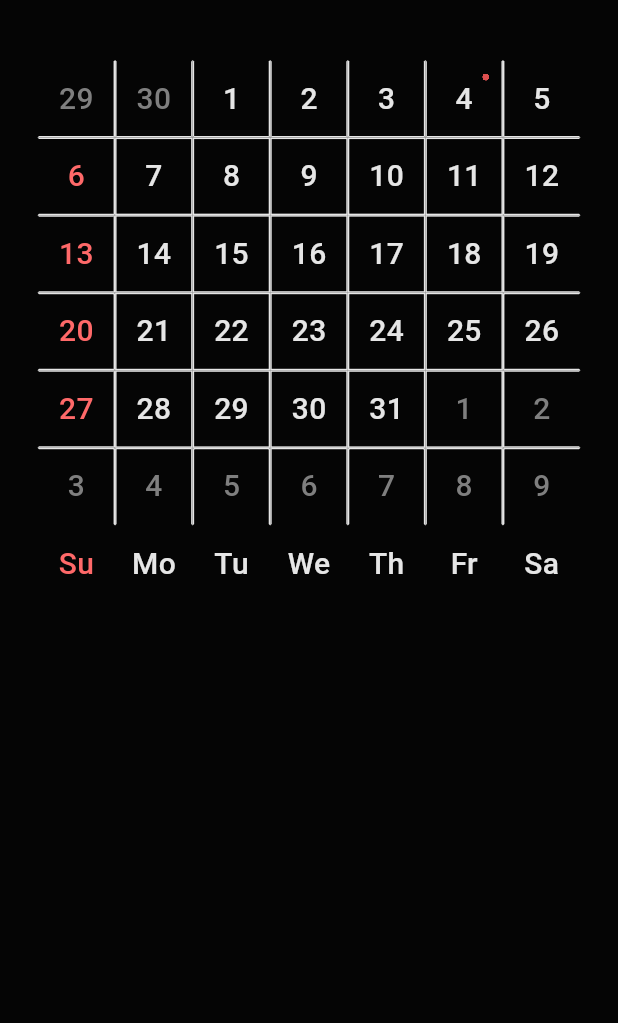
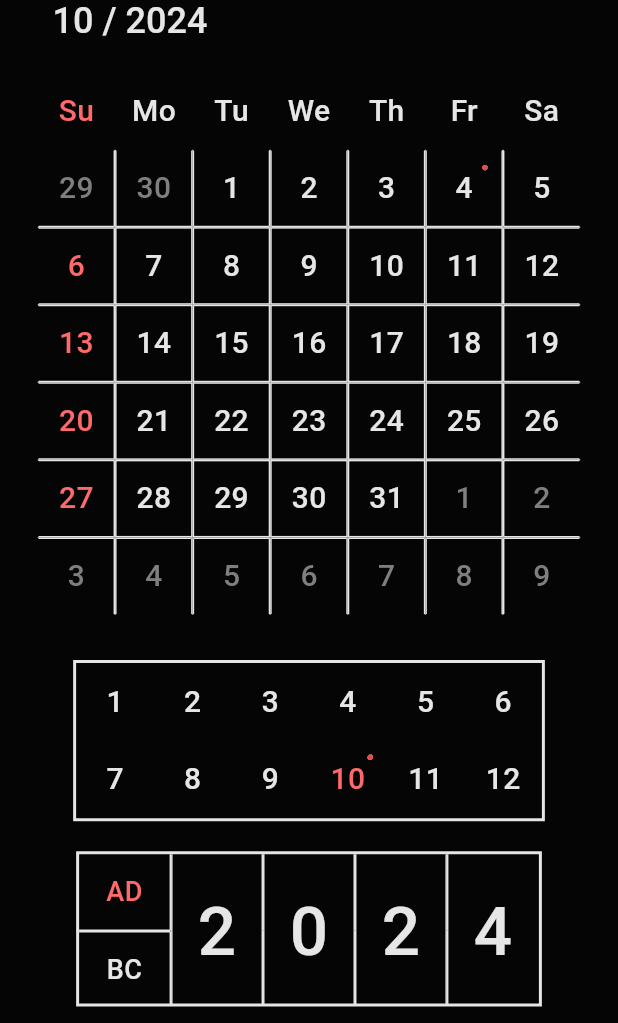
Before and after one commit to Wizhill05/clander, a Flutter app: the screen it shows after launch, after a tap on "...", on a phone screen of 412 x 824 dp, the part 213-1236 px from its top. Run offline on Flutter 3.47's test engine with Material 3 defaults, Android fonts, the phone set to English and light mode, and no system bars; our stand-ins replace google_fonts.

Commit message:
Calander Working Fine

```diff
--- a/lib/Elements/HomePageElements.dart
+++ /dev/null
@@ -1,151 +0,0 @@
-import 'package:clander/Elements/reusable.dart';
-import 'package:flutter/material.dart';
-import 'package:google_fonts/google_fonts.dart';
-
-SizedBox TopBar() {
-  return SizedBox(
-    child: Stack(children: [
-      Align(
-        alignment: Alignment.topLeft,
-        child: Padding(
-          padding: const EdgeInsets.fromLTRB(30, 70, 0, 0),
-          child: Text(
-            "CLANDER",
-            textAlign: TextAlign.right,
-            style: GoogleFonts.instrumentSerif(
-                fontSize: 50,
-                color: Colors.white.withOpacity(0.9),
-                fontWeight: FontWeight.w500),
-          ),
-        ),
-      ),
-      Align(
-          alignment: Alignment.topRight,
-          child: Padding(
-              padding: const EdgeInsets.fromLTRB(0, 70, 30, 0),
-              child: InkWell(
-                onTap: () {},
-                child: Text(
-                  "...",
-                  textAlign: TextAlign.right,
-                  style: GoogleFonts.instrumentSerif(
-                      fontSize: 50,
-                      color: Colors.white.withOpacity(0.9),
-                      fontWeight: FontWeight.w500),
-                ),
-              ))),
-    ]),
-  );
-}
-
-Widget Calender(
-    double sWidth, int startDay, int noDays, int lastMonthDays, int today) {
-  List dList = makeDateTable(startDay, noDays, lastMonthDays);
-  for (int i = 0; i < 6; i++) {
-    debugPrint(
-        "\t${dList[i][0]}\t${dList[i][1]}\t${dList[i][2]}\t${dList[i][3]}\t${dList[i][4]}\t${dList[i][5]}\t${dList[i][6]}");
-  }
-
-  return Padding(
-    padding: EdgeInsets.fromLTRB(25, 40, 25, 0),
-    child: Container(
-      width: sWidth - 50,
-      height: (sWidth - 50),
-      decoration: BoxDecoration(color: Colors.transparent),
-      child: GridView.count(
-        physics: NeverScrollableScrollPhysics(),
-        padding: EdgeInsets.zero,
-        crossAxisCount: 7,
-        children: List.generate(49, (index) {
-          int i = (index / 7).floor();
-          int j = index % 7;
-
-          return Container(
-            decoration: BoxDecoration(
-                color: Colors.transparent, border: dateBorder(i, j)),
-            child: dateObject(dList, i, j, today),
-          );
-        }),
-      ),
-    ),
-  );
-}
-
-Border dateBorder(int i, int j) {
-  double t = 1, b = 1, l = 1, r = 1;
-
-  if (i == 0) {
-    t = 0;
-  } else if (i == 5) {
-    b = 0;
-  }
-
-  if (j == 0) {
-    l = 0;
-  } else if (j == 6) {
-    r = 0;
-  }
-
-  if (i == 6) {
-    t = 0;
-    b = 0;
-    l = 0;
-    r = 0;
-  }
-
-  return Border(
-    top: BorderSide(color: toColor("e6e6e6", opacity: t), width: 1),
-    bottom: BorderSide(color: toColor("e6e6e6", opacity: b), width: 1),
-    left: BorderSide(color: toColor("e6e6e6", opacity: l), width: 1),
-    right: BorderSide(color: toColor("e6e6e6", opacity: r), width: 1),
-  );
-}
-
-Widget dateObject(List dList, int i, int j, int today) {
-  int date = dList[i][j];
-  String dateStr = "${date.abs()}";
-  String dateClr = "e6e6e6";
-  Widget Dot = Container();
-  List dayList = ["Su", "Mo", "Tu", "We", "Th", "Fr", "Sa"];
-
-  if (date < 0) {
-    dateClr = "7f7f7f";
-  }
-
-  if ((j == 0) && (date > 0)) {
-    dateClr = "ff6969";
-  }
-
-  if (date == today) {
-    Dot = Padding(
-      padding: const EdgeInsets.fromLTRB(37, 8, 8, 37),
-      child: Align(
-          alignment: Alignment.topRight,
-          child: Container(
-            decoration: BoxDecoration(
-                gradient: RadialGradient(colors: [
-              toColor("dd5050"),
-              Colors.transparent
-            ], stops: [
-              1,
-              1,
-            ])),
-          )),
-    );
-  }
-
-  if (date > 999) {
-    dateStr = dayList[date - 1000];
-  }
-
-  return Stack(children: [
-    Center(
-      child: Text(
-        dateStr,
-        style: GoogleFonts.instrumentSerif(
-            fontSize: 20, color: toColor(dateClr), fontWeight: FontWeight.w500),
-      ),
-    ),
-    Dot,
-  ]);
-}
--- /dev/null
+++ b/lib/Elements/monoElements.dart
@@ -0,0 +1,361 @@
+import 'package:clander/Elements/reusable.dart';
+import 'package:flutter/material.dart';
+import 'package:google_fonts/google_fonts.dart';
+
+SizedBox TopBar() {
+  return SizedBox(
+    child: Stack(children: [
+      Align(
+        alignment: Alignment.topLeft,
+        child: Padding(
+          padding: const EdgeInsets.fromLTRB(30, 70, 0, 0),
+          child: Text(
+            "CLANDER",
+            textAlign: TextAlign.right,
+            style: GoogleFonts.instrumentSerif(
+                fontSize: 50,
+                color: Colors.white.withOpacity(0.9),
+                fontWeight: FontWeight.w500),
+          ),
+        ),
+      ),
+      Align(
+          alignment: Alignment.topRight,
+          child: Padding(
+              padding: const EdgeInsets.fromLTRB(0, 70, 30, 0),
+              child: InkWell(
+                onTap: () {},
+                child: Text(
+                  "...",
+                  textAlign: TextAlign.right,
+                  style: GoogleFonts.instrumentSerif(
+                      fontSize: 50,
+                      color: Colors.white.withOpacity(0.9),
+                      fontWeight: FontWeight.w500),
+                ),
+              ))),
+    ]),
+  );
+}
+
+Widget Calender(double sWidth, int startDay, int noDays, int lastMonthDays,
+    DateTime today) {
+  List dList = makeDateTable(startDay, noDays, lastMonthDays);
+  for (int i = 0; i < 6; i++) {
+    debugPrint(
+        "\t${dList[i][0]}\t${dList[i][1]}\t${dList[i][2]}\t${dList[i][3]}\t${dList[i][4]}\t${dList[i][5]}\t${dList[i][6]}");
+  }
+  return Padding(
+    padding: EdgeInsets.fromLTRB(25, 0, 25, 0),
+    child: Container(
+      width: sWidth - 50,
+      height: (sWidth - 50) * 6 / 7,
+      decoration: BoxDecoration(color: Colors.transparent),
+      child: GridView.count(
+        physics: NeverScrollableScrollPhysics(),
+        padding: EdgeInsets.zero,
+        crossAxisCount: 7,
+        children: List.generate(42, (index) {
+          int i = (index / 7).floor();
+          int j = index % 7;
+
+          return Container(
+            decoration: BoxDecoration(
+                color: Colors.transparent, border: dateBorder(i, j)),
+            child: dateObject(dList, i, j, today),
+          );
+        }),
+      ),
+    ),
+  );
+}
+
+Border dateBorder(int i, int j) {
+  double t = 1, b = 1, l = 1, r = 1;
+
+  if (i == 0) {
+    t = 0;
+  } else if (i == 5) {
+    b = 0;
+  }
+
+  if (j == 0) {
+    l = 0;
+  } else if (j == 6) {
+    r = 0;
+  }
+
+  if (i == 6) {
+    t = 0;
+    b = 0;
+    l = 0;
+    r = 0;
+  }
+
+  return Border(
+    top: BorderSide(color: toColor("e6e6e6", opacity: t), width: 1),
+    bottom: BorderSide(color: toColor("e6e6e6", opacity: b), width: 1),
+    left: BorderSide(color: toColor("e6e6e6", opacity: l), width: 1),
+    right: BorderSide(color: toColor("e6e6e6", opacity: r), width: 1),
+  );
+}
+
+Widget dateObject(List dList, int i, int j, DateTime today) {
+  int date = dList[i][j];
+  String dateStr = "${date.abs()}";
+  String dateClr = "e6e6e6";
+  Widget Dot = Container();
+
+  if (date < 0) {
+    dateClr = "7f7f7f";
+  }
+
+  if ((j == 0) && (date > 0)) {
+    dateClr = "ff6969";
+  }
+
+  if ((date == today.day) &&
+      (today.month == DateTime.now().month) &&
+      (today.year == DateTime.now().year)) {
+    Dot = createDot();
+  }
+
+  return Stack(children: [
+    Center(
+      child: Text(
+        dateStr,
+        style: GoogleFonts.instrumentSerif(
+            fontSize: 20, color: toColor(dateClr), fontWeight: FontWeight.w500),
+      ),
+    ),
+    Dot,
+  ]);
+}
+
+Widget monthChoose(double sWidth, DateTime today, Function update) {
+  return Padding(
+      padding: EdgeInsets.fromLTRB(
+          25 + sWidth / 16 - 2, 30, 25 + sWidth / 16 - 2, 0),
+      child: Container(
+          width: (sWidth - 50 - sWidth / 8) + 4,
+          height: ((sWidth - 50 - sWidth / 8) * 2 / 6) + 4,
+          decoration: BoxDecoration(
+              color: Colors.transparent,
+              border: Border(
+                top: BorderSide(color: toColor("e6e6e6"), width: 2),
+                bottom: BorderSide(color: toColor("e6e6e6"), width: 2),
+                left: BorderSide(color: toColor("e6e6e6"), width: 2),
+                right: BorderSide(color: toColor("e6e6e6"), width: 2),
+              )),
+          child: GridView.count(
+              physics: NeverScrollableScrollPhysics(),
+              padding: EdgeInsets.zero,
+              crossAxisCount: 6,
+              children: List.generate(12, (index) {
+                Widget Dot = Container();
+                Color textColor = toColor("e6e6e6");
+                if ((index == DateTime.now().month - 1) &&
+                    (today.year == DateTime.now().year)) {
+                  Dot = createDot();
+                }
+                if ((index == today.month - 1)) {
+                  textColor = toColor("ff6969");
+                }
+
+                return Stack(children: [
+                  InkWell(
+                    onTap: () {
+                      update(index);
+                    },
+                    child: Container(
+                      child: Center(
+                        child: Text(
+                          "${index + 1}",
+                          style: GoogleFonts.instrumentSerif(
+                              fontSize: 20,
+                              color: textColor,
+                              fontWeight: FontWeight.w500),
+                        ),
+                      ),
+                    ),
+                  ),
+                  Dot
+                ]);
+              }))));
+}
+
+Widget dayRow(double sWidth) {
+  List days = ["Su", "Mo", "Tu", "We", "Th", "Fr", "Sa"];
+  List dateClr = [
+    "ff6969",
+    "e6e6e6",
+    "e6e6e6",
+    "e6e6e6",
+    "e6e6e6",
+    "e6e6e6",
+    "e6e6e6"
+  ];
+  return Padding(
+      padding: EdgeInsets.fromLTRB(25, 10, 25, 0),
+      child: Container(
+          width: sWidth - 50,
+          height: (sWidth - 50) / 7,
+          decoration: BoxDecoration(color: Colors.transparent),
+          child: GridView.count(
+              physics: NeverScrollableScrollPhysics(),
+              padding: EdgeInsets.zero,
+              crossAxisCount: 7,
+              children: List.generate(7, (index) {
+                return Center(
+                  child: Text(
+                    days[index],
+                    style: GoogleFonts.instrumentSerif(
+                        fontSize: 20,
+                        color: toColor(dateClr[index]),
+                        fontWeight: FontWeight.w500),
+                  ),
+                );
+              }))));
+}
+
+Widget createDot() {
+  return Padding(
+    padding: const EdgeInsets.fromLTRB(0, 9, 9, 0),
+    child: Align(
+        alignment: Alignment.topRight,
+        child: Container(
+          width: 4,
+          height: 4,
+          decoration: BoxDecoration(
+              gradient: RadialGradient(colors: [
+            toColor("dd5050"),
+            Colors.transparent
+          ], stops: const [
+            1,
+            1,
+          ])),
+        )),
+  );
+}
+
+Widget yearChoose(double sWidth, DateTime today, Function update) {
+  List adbc = [
+    "AD",
+    '',
+    '',
+    '',
+    '',
+    'BC',
+    '',
+    '',
+    '',
+    '',
+  ];
+
+  return Padding(
+      padding: EdgeInsets.fromLTRB(
+          25 + sWidth / 16 - 2, 20, 25 + sWidth / 16 - 2, 0),
+      child: Container(
+          decoration: BoxDecoration(
+              color: Colors.transparent,
+              border: Border(
+                top: BorderSide(color: toColor("e6e6e6"), width: 2),
+                bottom: BorderSide(color: toColor("e6e6e6"), width: 2),
+                left: BorderSide(color: toColor("e6e6e6"), width: 2),
+                right: BorderSide(color: toColor("e6e6e6"), width: 2),
+              )),
+          width: (sWidth - 50 - sWidth / 8),
+          height: ((sWidth - 50 - sWidth / 8) * 2 / 6),
+          child: Stack(
+            children: [
+              GridView.count(
+                  physics: NeverScrollableScrollPhysics(),
+                  padding: EdgeInsets.zero,
+                  crossAxisCount: 5,
+                  childAspectRatio: 0.5 * 6 / 5,
+                  children: List.generate(5, (index) {
+                    String _year =
+                        (10000 + today.year.abs()).toString().substring(1);
+                    List Year = [
+                      "",
+                      "",
+                      "",
+                      "",
+                      "",
+                    ];
+                    int j = 0;
+                    for (int i = 1; i < 5; i++) {
+                      Year[i] = _year[j];
+                      j++;
+                    }
+                    return Container(
+                        child: Center(
+                      child: Text(
+                        Year[index],
+                        style: GoogleFonts.instrumentSerif(
+                            fontSize: 45,
+                            color: toColor("e6e6e6"),
+                            fontWeight: FontWeight.w500),
+                      ),
+                    ));
+                  })),
+              GridView.count(
+                  physics: NeverScrollableScrollPhysics(),
+                  padding: EdgeInsets.zero,
+                  crossAxisCount: 5,
+                  childAspectRatio: 6 / 5,
+                  children: List.generate(10, (index) {
+                    bool ad = (today.year > 0);
+                    Color textColor = toColor("e6e6e6");
+                    if ((index == 0) && ad) {
+                      textColor = toColor("ff6969");
+                    } else if ((index == 5) && !ad) {
+                      textColor = toColor("ff6969");
+                    }
+
+                    Border _border = Border();
+
+                    if (index == 0) {
+                      _border = Border(
+                        bottom: BorderSide(color: toColor("e6e6e6"), width: 1),
+                        right: BorderSide(color: toColor("e6e6e6"), width: 1),
+                      );
+                    } else if (index == 5) {
+                      _border = Border(
+                        top: BorderSide(color: toColor("e6e6e6"), width: 1),
+                        right: BorderSide(color: toColor("e6e6e6"), width: 1),
+                      );
+                    } else if ([1, 2, 3, 6, 7, 8].contains(index)) {
+                      _border = Border(
+                        right: BorderSide(color: toColor("e6e6e6"), width: 1),
+                        left: BorderSide(color: toColor("e6e6e6"), width: 1),
+                      );
+                    } else if ([4, 9].contains(index)) {
+                      _border = Border(
+                        left: BorderSide(color: toColor("e6e6e6"), width: 1),
+                      );
+                    }
+
+                    return Stack(children: [
+                      InkWell(
+                          onTap: () {
+                            update(index);
+                          },
+                          child: Container(
+                            decoration: BoxDecoration(
+                                color: Colors.transparent, border: _border),
+                            child: Center(
+                              child: Text(
+                                "${adbc[index]}",
+                                style: GoogleFonts.instrumentSerif(
+                                    fontSize: 18,
+                                    color: textColor,
+                                    fontWeight: FontWeight.w500),
+                              ),
+                            ),
+                          )),
+                    ]);
+                  })),
+            ],
+          )));
+}
--- a/lib/Elements/reusable.dart
+++ b/lib/Elements/reusable.dart
@@ -66,11 +66,6 @@ List makeDateTable(int startDay, int noDays, int lastMonthDays) {
       }
     }
   }
-  List a = [
-    [1000, 1001, 1002, 1003, 1004, 1005, 1006]
-  ];
-  dList.addAll(a);
-
   return dList;
 }
 
--- a/lib/Screens/Clander.dart
+++ /dev/null
@@ -1,35 +0,0 @@
-import 'package:clander/Elements/HomePageElements.dart';
-import 'package:clander/Elements/reusable.dart';
-import 'package:flutter/material.dart';
-import 'package:google_fonts/google_fonts.dart';
-
-class Home extends StatelessWidget {
-  const Home({super.key});
-  @override
-  Widget build(BuildContext context) {
-    double sWidth = MediaQuery.of(context).size.width;
-    double sHeight = MediaQuery.of(context).size.height;
-    DateTime _date = new DateTime.now();
-    int lastMonth = _date.month - 1;
-    return Scaffold(
-      body: Container(
-        width: sWidth,
-        height: sHeight,
-        decoration: BoxDecoration(color: Colors.black.withAlpha(250)),
-        child: SingleChildScrollView(
-          child: Column(
-            children: [
-              TopBar(),
-              Calender(
-                  sWidth,
-                  ((_date.weekday % 7) - (_date.day % 7) + 1) % 7,
-                  getDaysInMonth(_date.year, _date.month),
-                  getDaysInMonth(_date.year, _date.month - 1),
-                  _date.day),
-            ],
-          ),
-        ),
-      ),
-    );
-  }
-}
--- /dev/null
+++ b/lib/Screens/Clander_mono.dart
@@ -0,0 +1,174 @@
+import 'package:clander/Elements/monoElements.dart';
+import 'package:clander/Elements/reusable.dart';
+import 'package:flutter/material.dart';
+import 'package:clander/main.dart';
+import 'package:google_fonts/google_fonts.dart';
+
+class Home extends StatefulWidget {
+  const Home({super.key});
+
+  @override
+  _HomeState createState() => _HomeState();
+}
+
+class _HomeState extends State<Home> {
+  late DateTime _setDate;
+
+  @override
+  void initState() {
+    super.initState();
+    _setDate = DateTime.now();
+  }
+
+  void _setMonthMethod(int month) {
+    setState(() {
+      if ((month >= 0) && (month < 12))
+        (_setDate = DateTime(_setDate.year, month + 1, _setDate.day));
+    });
+  }
+
+  void _setYearMethod(int index) {
+    setState(() {
+      if (index == 0) {
+        (_setDate =
+            DateTime(_setDate.year.abs(), _setDate.month, _setDate.day));
+      } else if (index == 5) {
+        (_setDate =
+            DateTime(0 - _setDate.year.abs(), _setDate.month, _setDate.day));
+      } else if ((index == 1) && (_setDate.year.abs() > 1000)) {
+        (_setDate = DateTime(
+            ((_setDate.year) *
+                    (_setDate.year.abs() - 1000) /
+                    (_setDate.year.abs()))
+                .floor(),
+            _setDate.month,
+            _setDate.day));
+      } else if ((index == 6) &&
+          (_setDate.year.abs() < 9000) &&
+          (_setDate.year.abs() != 0)) {
+        (_setDate = DateTime(
+            ((_setDate.year) *
+                    (_setDate.year.abs() + 1000) /
+                    (_setDate.year.abs()))
+                .floor(),
+            _setDate.month,
+            _setDate.day));
+      } else if ((index == 2) && (_setDate.year.abs() > 100)) {
+        (_setDate = DateTime(
+            ((_setDate.year) *
+                    (_setDate.year.abs() - 100) /
+                    (_setDate.year.abs()))
+                .floor(),
+            _setDate.month,
+            _setDate.day));
+      } else if ((index == 7) &&
+          (_setDate.year.abs() < 9900) &&
+          (_setDate.year.abs() != 0)) {
+        (_setDate = DateTime(
+            ((_setDate.year) *
+                    (_setDate.year.abs() + 100) /
+                    (_setDate.year.abs()))
+                .floor(),
+            _setDate.month,
+            _setDate.day));
+      } else if ((index == 3) && (_setDate.year.abs() > 10)) {
+        (_setDate = DateTime(
+            ((_setDate.year) *
+                    (_setDate.year.abs() - 10) /
+                    (_setDate.year.abs()))
+                .floor(),
+            _setDate.month,
+            _setDate.day));
+      } else if ((index == 8) &&
+          (_setDate.year.abs() < 9990) &&
+          (_setDate.year.abs() != 0)) {
+        (_setDate = DateTime(
+            ((_setDate.year) *
+                    (_setDate.year.abs() + 10) /
+                    (_setDate.year.abs()))
+                .floor(),
+            _setDate.month,
+            _setDate.day));
+      } else if ((index == 4) && (_setDate.year.abs() > 1)) {
+        (_setDate = DateTime(
+            ((_setDate.year) *
+                    (_setDate.year.abs() - 1) /
+                    (_setDate.year.abs()))
+                .floor(),
+            _setDate.month,
+            _setDate.day));
+      } else if ((index == 4) && (_setDate.year.abs() == 1)) {
+        (_setDate = DateTime(0, _setDate.month, _setDate.day));
+      } else if ((index == 9) &&
+          (_setDate.year.abs() < 9999) &&
+          (_setDate.year.abs() != 0)) {
+        (_setDate = DateTime(
+            ((_setDate.year) *
+                    (_setDate.year.abs() + 1) /
+                    (_setDate.year.abs()))
+                .floor(),
+            _setDate.month,
+            _setDate.day));
+      }
+    });
+  }
+
+  @override
+  Widget build(BuildContext context) {
+    return Scaffold(
+      body: Container(
+        width: MediaQuery.of(context).size.width,
+        height: MediaQuery.of(context).size.height,
+        decoration: BoxDecoration(color: Colors.black.withAlpha(250)),
+        child: SingleChildScrollView(
+          child: Column(
+            children: [
+              TopBar(),
+              Padding(
+                padding: EdgeInsets.fromLTRB(35, 0, 30, 10),
+                child: Align(
+                  alignment: Alignment.bottomLeft,
+                  child: RichText(
+                    text: TextSpan(
+                        text: "${_setDate.month}",
+                        style: GoogleFonts.instrumentSerif(
+                            fontSize: 24,
+                            color: toColor("e6e6e6"),
+                            fontWeight: FontWeight.w500),
+                        children: [
+                          TextSpan(
+                            text: " / ",
+                            style: GoogleFonts.instrumentSerif(
+                                fontSize: 24,
+                                color: toColor("e6e6e6"),
+                                fontWeight: FontWeight.w500),
+                          ),
+                          TextSpan(
+                            text: "${_setDate.year}",
+                            style: GoogleFonts.instrumentSerif(
+                                fontSize: 24,
+                                color: toColor("e6e6e6"),
+                                fontWeight: FontWeight.w500),
+                          ),
+                        ]),
+                  ),
+                ),
+              ),
+              dayRow(MediaQuery.of(context).size.width),
+              Calender(
+                  MediaQuery.of(context).size.width,
+                  ((_setDate.weekday % 7) - (_setDate.day % 7) + 1) % 7,
+                  getDaysInMonth(_setDate.day, _setDate.month),
+                  getDaysInMonth(_setDate.day, _setDate.month - 1),
+                  _setDate),
+              monthChoose(
+                  MediaQuery.of(context).size.width, _setDate, _setMonthMethod),
+              yearChoose(
+                  MediaQuery.of(context).size.width, _setDate, _setYearMethod)
+            ],
+          ),
+        ),
+      ),
+    );
+  }
+}
--- a/lib/main.dart
+++ b/lib/main.dart
@@ -1,6 +1,6 @@
 import 'package:flutter/material.dart';
 import 'package:google_fonts/google_fonts.dart';
-import 'Screens/Clander.dart';
+import 'Screens/Clander_mono.dart';
 
 void main() {
   runApp(const MyApp());
--- a/pubspec.yaml
+++ b/pubspec.yaml
@@ -39,6 +39,7 @@ dependencies:
 dev_dependencies:
 
   google_fonts: ^6.1.0
+  jiffy: ^6.3.1
   flutter_test:
     sdk: flutter
 
```
Also changed, not shown: pubspec.lock.
